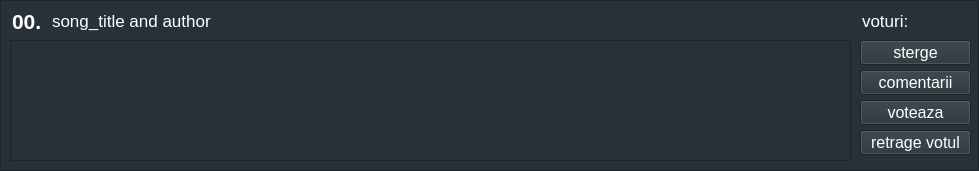
Qt form Client/songinfowidget.ui (StefanPEZA/ProiectRC) before a commit.
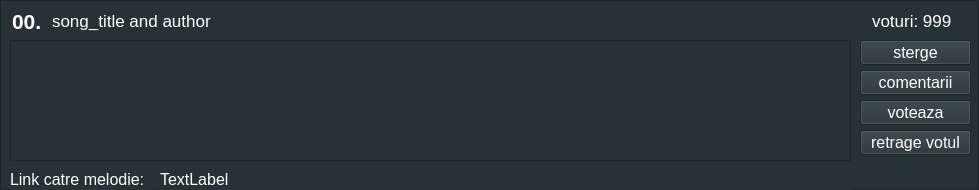
The same form after that commit.

Patch:
```diff
--- a/Client/songinfowidget.ui
+++ b/Client/songinfowidget.ui
@@ -7,13 +7,13 @@
     <x>0</x>
     <y>0</y>
     <width>979</width>
-    <height>171</height>
+    <height>190</height>
    </rect>
   </property>
   <property name="minimumSize">
    <size>
     <width>979</width>
-    <height>162</height>
+    <height>190</height>
    </size>
   </property>
   <property name="windowTitle">
@@ -29,9 +29,15 @@
      <x>0</x>
      <y>0</y>
      <width>979</width>
-     <height>171</height>
+     <height>190</height>
     </rect>
    </property>
+   <property name="minimumSize">
+    <size>
+     <width>979</width>
+     <height>190</height>
+    </size>
+   </property>
    <property name="frameShape">
     <enum>QFrame::StyledPanel</enum>
    </property>
@@ -211,9 +217,9 @@
    <widget class="QLineEdit" name="songVotes">
     <property name="geometry">
      <rect>
-      <x>860</x>
+      <x>870</x>
       <y>10</y>
-      <width>111</width>
+      <width>101</width>
       <height>21</height>
      </rect>
     </property>
@@ -228,7 +234,7 @@
      <string notr="true">border:none;border-radius:5px;</string>
     </property>
     <property name="text">
-     <string>voturi:</string>
+     <string>voturi: 999</string>
     </property>
     <property name="readOnly">
      <bool>true</bool>
@@ -264,6 +270,57 @@
      <string>sterge</string>
     </property>
    </widget>
+   <widget class="QLabel" name="label">
+    <property name="geometry">
+     <rect>
+      <x>160</x>
+      <y>170</y>
+      <width>691</width>
+      <height>20</height>
+     </rect>
+    </property>
+    <property name="font">
+     <font>
+      <pointsize>12</pointsize>
+     </font>
+    </property>
+    <property name="text">
+     <string>TextLabel</string>
+    </property>
+    <property name="textFormat">
+     <enum>Qt::RichText</enum>
+    </property>
+    <property name="openExternalLinks">
+     <bool>true</bool>
+    </property>
+   </widget>
+   <widget class="QLabel" name="label_2">
+    <property name="geometry">
+     <rect>
+      <x>10</x>
+      <y>170</y>
+      <width>141</width>
+      <height>20</height>
+     </rect>
+    </property>
+    <property name="font">
+     <font>
+      <pointsize>12</pointsize>
+     </font>
+    </property>
+    <property name="text">
+     <string>Link catre melodie:</string>
+    </property>
+    <property name="textFormat">
+     <enum>Qt::RichText</enum>
+    </property>
+    <property name="openExternalLinks">
+     <bool>false</bool>
+    </property>
+    <property name="textInteractionFlags">
+     <set>Qt::NoTextInteraction</set>
+    </property>
+   </widget>
   </widget>
  </widget>
  <resources/>
```
Left out of the diff: 6 changed lines with no effect on the pictures.
